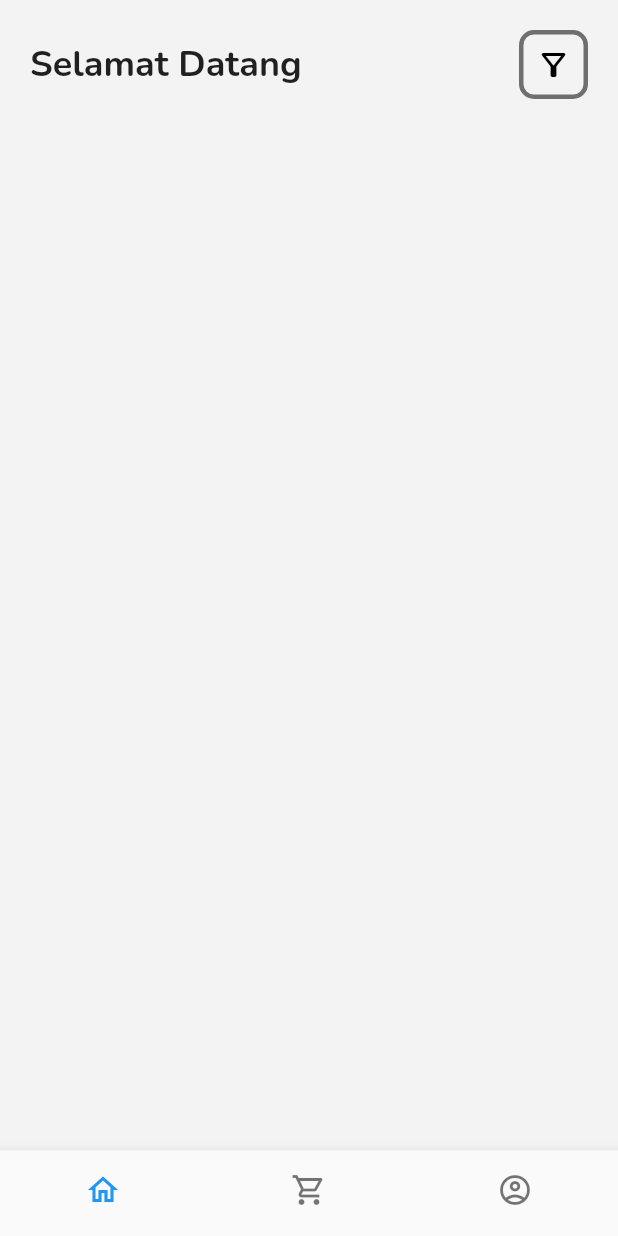
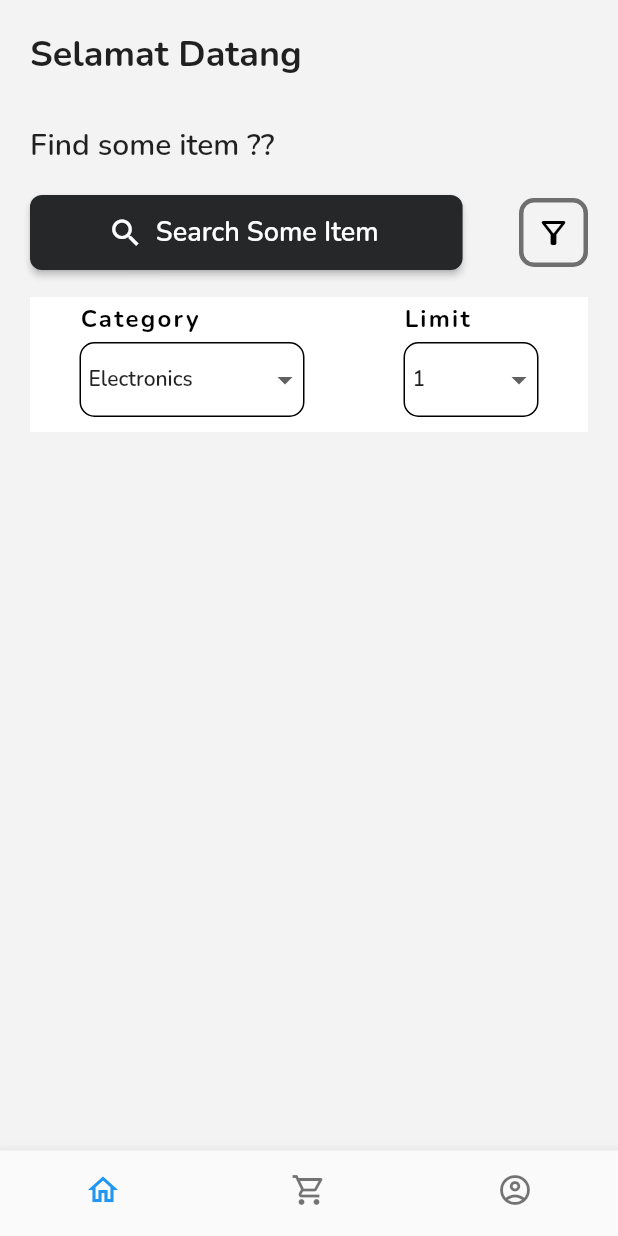
Before and after one commit to AbdullahFathan/fe-store, a Flutter app: the screen it shows after launch, on a phone screen of 412 x 824 dp. Run offline on Flutter 3.47's test engine with Material 2 defaults, Android fonts, the phone set to English and light mode, and no system bars.

Commit message:
style: add some style at home page

```diff
--- a/lib/config/theme_data.dart
+++ b/lib/config/theme_data.dart
@@ -1,6 +1,7 @@
 import 'package:flutter/material.dart';
 
 const smokeWhiteColor = Color(0xfff3f3f3);
+const raisinBlackColor = Color(0xff262729);
 
 ThemeData themeData = ThemeData(
   scaffoldBackgroundColor: smokeWhiteColor,
@@ -11,7 +12,17 @@ ThemeData themeData = ThemeData(
       fontWeight: FontWeight.bold,
     ),
     titleMedium: TextStyle(
+      fontSize: 20,
+      fontWeight: FontWeight.w600,
+    ),
+    labelMedium: TextStyle(
       fontSize: 18,
+      color: Colors.white,
       fontWeight: FontWeight.w600,
-      )),
+    ),
+    labelSmall: TextStyle(
+      fontSize: 16,
+      fontWeight: FontWeight.w700,
+    ),
+  ),
 );
--- a/lib/screens/home_page.dart
+++ b/lib/screens/home_page.dart
@@ -1,3 +1,4 @@
+import 'package:fe_store/config/theme_data.dart';
 import 'package:flutter/material.dart';
 
 class HomePage extends StatefulWidget {
@@ -8,8 +9,20 @@ class HomePage extends StatefulWidget {
 }
 
 class _HomePageState extends State<HomePage> {
+  String dropdownValue = 'Electronics';
+  List<String> categoryList = [
+    'Electronics',
+    'Jewelery',
+    'Men`s clothing',
+    'Women`s clothing'
+  ];
+
+  String limitValue = '1';
+  List<String> limitList = ['1', '2', '3', '4', '5'];
   @override
   Widget build(BuildContext context) {
+    double witdhContainer = MediaQuery.of(context).size.width;
+
     return SafeArea(
       child: SingleChildScrollView(
           child: Padding(
@@ -18,13 +31,36 @@ class _HomePageState extends State<HomePage> {
           vertical: 20,
         ),
         child: Column(
+          crossAxisAlignment: CrossAxisAlignment.start,
           children: [
+            Text(
+              'Selamat Datang',
+              style: Theme.of(context).textTheme.titleLarge,
+            ),
+
+            Padding(
+              padding: const EdgeInsets.only(top: 30, bottom: 20),
+              child: Text(
+                "Find some item ??",
+                style: Theme.of(context).textTheme.titleMedium,
+              ),
+            ),
             Row(
               mainAxisAlignment: MainAxisAlignment.spaceBetween,
               children: [
-                Text(
-                  "Selamat Datang",
-                  style: Theme.of(context).textTheme.titleLarge,
+                ElevatedButton.icon(
+                  onPressed: () {},
+                  icon: const Icon(Icons.search),
+                  label: Text(
+                    'Search Some Item',
+                    style: Theme.of(context).textTheme.labelMedium,
+                  ),
+                  style: ElevatedButton.styleFrom(
+                    fixedSize: Size(witdhContainer * 0.7, 50),
+                    shape: RoundedRectangleBorder(
+                        borderRadius: BorderRadius.circular(8)),
+                    backgroundColor: raisinBlackColor,
+                  ),
                 ),
                 Material(
                   type: MaterialType.transparency,
@@ -47,9 +83,98 @@ class _HomePageState extends State<HomePage> {
                 )
               ],
             ),
-            const SizedBox(
-              height: 10,
-            ),
+            //{FIlter Items}
+            Container(
+              width: witdhContainer,
+              height: 90,
+              color: Colors.white,
+              margin: const EdgeInsets.symmetric(vertical: 18),
+              padding: const EdgeInsets.only(top: 4),
+              child: Row(
+                mainAxisAlignment: MainAxisAlignment.spaceAround,
+                children: [
+                  Column(
+                    crossAxisAlignment: CrossAxisAlignment.start,
+                    children: [
+                      Padding(
+                        padding: const EdgeInsets.only(bottom: 4),
+                        child: Text(
+                          'Category',
+                          style: Theme.of(context).textTheme.labelSmall,
+                        ),
+                      ),
+                      Container(
+                        width: 150,
+                        decoration: BoxDecoration(
+                            borderRadius: BorderRadius.circular(10),
+                            border: Border.all(width: 1, color: Colors.black)),
+                        child: DropdownButtonHideUnderline(
+                          child: DropdownButton<String>(
+                            padding: const EdgeInsets.only(left: 5),
+                            value: dropdownValue,
+                            items: categoryList
+                                .map<DropdownMenuItem<String>>((String value) {
+                              return DropdownMenuItem<String>(
+                                value: value,
+                                child: Text(
+                                  value,
+                                  style: const TextStyle(fontSize: 14),
+                                ),
+                              );
+                            }).toList(),
+                            onChanged: (String? newValue) {
+                              setState(() {
+                                dropdownValue = newValue!;
+                              });
+                            },
+                          ),
+                        ),
+                      ),
+                    ],
+                  ),
+                  //Limit
+                  Column(
+                    crossAxisAlignment: CrossAxisAlignment.start,
+                    children: [
+                      Padding(
+                        padding: const EdgeInsets.only(bottom: 4),
+                        child: Text(
+                          'Limit',
+                          style: Theme.of(context).textTheme.labelSmall,
+                        ),
+                      ),
+                      Container(
+                        width: 90,
+                        decoration: BoxDecoration(
+                            borderRadius: BorderRadius.circular(10),
+                            border: Border.all(width: 1, color: Colors.black)),
+                        child: DropdownButtonHideUnderline(
+                          child: DropdownButton<String>(
+                            padding: const EdgeInsets.only(left: 5),
+                            value: limitValue,
+                            items: limitList
+                                .map<DropdownMenuItem<String>>((String value) {
+                              return DropdownMenuItem<String>(
+                                value: value,
+                                child: Text(
+                                  value,
+                                  style: const TextStyle(fontSize: 14),
+                                ),
+                              );
+                            }).toList(),
+                            onChanged: (String? newValue) {
+                              setState(() {
+                                limitValue = newValue!;
+                              });
+                            },
+                          ),
+                        ),
+                      ),
+                    ],
+                  ),
+                ],
+              ),
+            )
           ],
         ),
       )),
```
Lines whose indentation alone changed are shown as unchanged.
